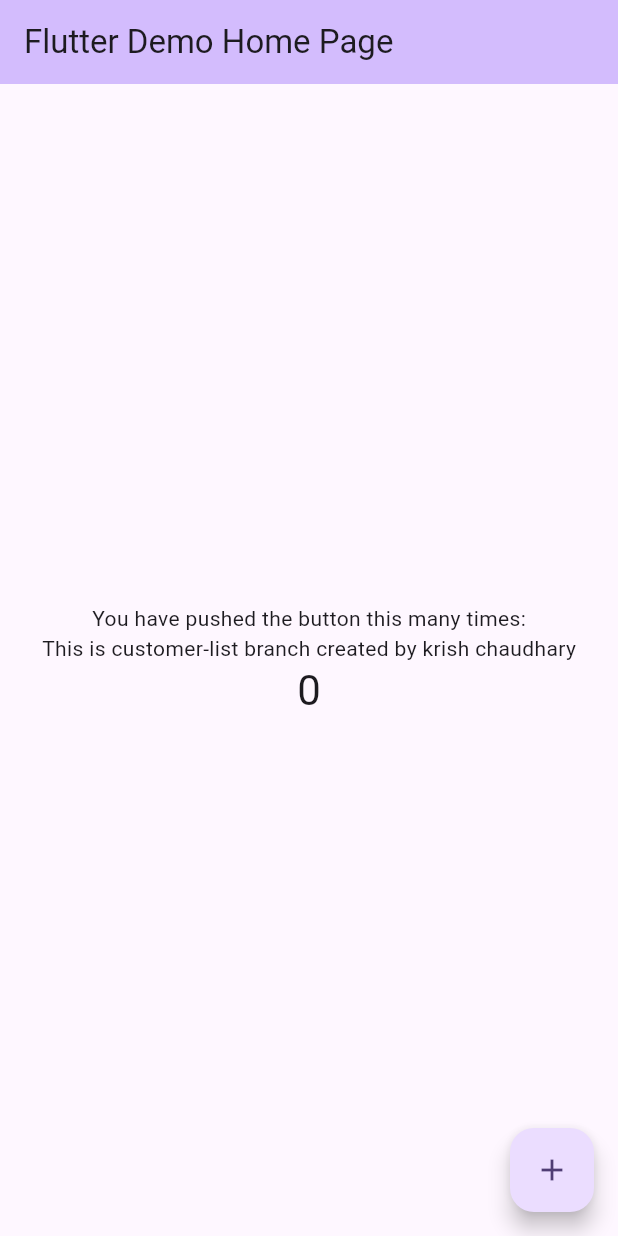
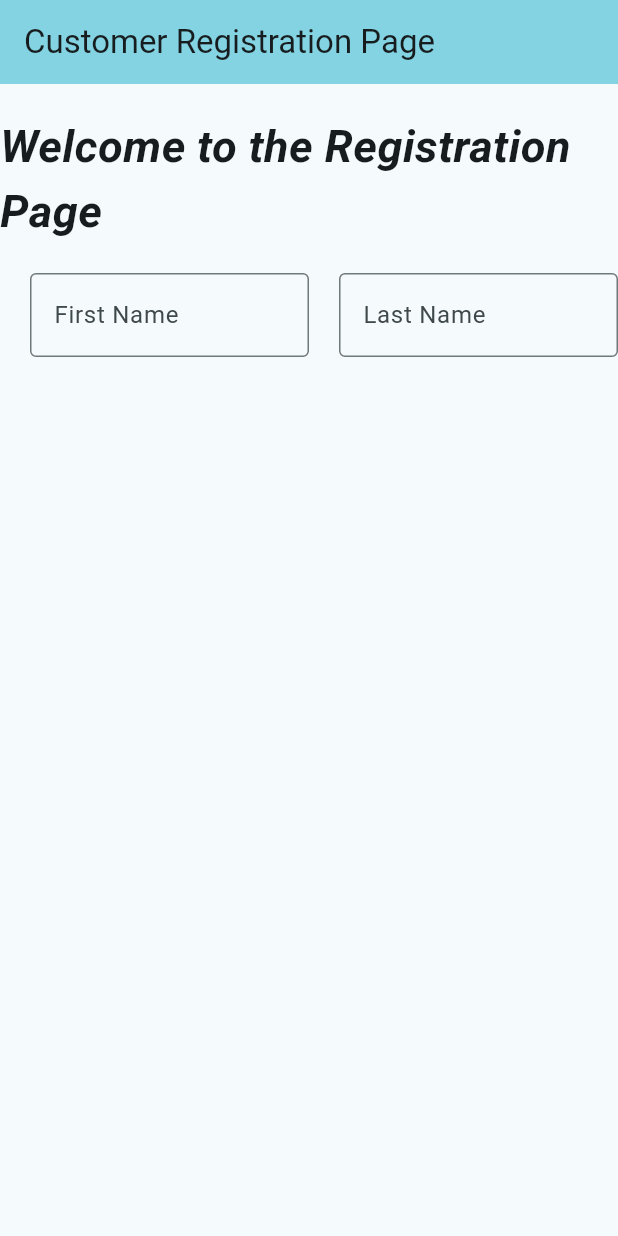
Before and after one commit to Krish14505/group_project, a Flutter app: the screen it shows after launch, on a phone screen of 412 x 824 dp. Run offline on Flutter 3.47's test engine with Material 3 defaults, Android fonts, the phone set to English and light mode, and no system bars; our stand-ins replace floor, sqflite; accounts and stored records are empty.

Commit message:
created the firstName and lastname TextField

```diff
--- a/lib/main.dart
+++ b/lib/main.dart
@@ -1,3 +1,4 @@
+import 'package:flutter/cupertino.dart';
 import 'package:flutter/material.dart';
 
 void main() {
@@ -12,14 +13,13 @@ class MyApp extends StatelessWidget {
   Widget build(BuildContext context) {
     return MaterialApp(
       title: 'Flutter Demo',
+      debugShowCheckedModeBanner: false,
       theme: ThemeData(
-        colorScheme: ColorScheme.fromSeed(seedColor: Colors.deepPurple),
+        colorScheme: ColorScheme.fromSeed(seedColor: Colors.cyan),
         useMaterial3: true,
       ),
-      home: const MyHomePage(title: 'Flutter Demo Home Page'),
+      home: const MyHomePage(title: 'Customer Registration Page'),
     );
-
-
 
   }
 }
@@ -35,13 +35,38 @@ class MyHomePage extends StatefulWidget {
 }
 
 class _MyHomePageState extends State<MyHomePage> {
-  int _counter = 0;
+ //variables should be defined here.
 
-  void _incrementCounter() {
-    setState(() {
-      _counter++;
-    });
+  ///declare all the variables used in the textfield.
+  late TextEditingController _firstName;
+  late TextEditingController _lastName;
+  late TextEditingController _email;
+  late TextEditingController _phoneNumber;
+  late TextEditingController _address;
+  late TextEditingController _birthday;
+
+  @override
+  void initState() {
+    super.initState(); // initialize all the late variables .
+    _firstName = TextEditingController();
+    _lastName = TextEditingController();
+    _email = TextEditingController();
+    _phoneNumber = TextEditingController();
+    _address = TextEditingController();
+    _birthday = TextEditingController();
   }
+
+  @override
+  void dispose() {
+    _firstName.dispose();
+    _lastName.dispose();
+    _email.dispose();
+    _phoneNumber.dispose();
+    _address.dispose();
+    _birthday.dispose();
+    super.dispose();
+  }
+
 
   @override
   Widget build(BuildContext context) {
@@ -53,24 +78,42 @@ class _MyHomePageState extends State<MyHomePage> {
       ),
       body: Center(
         child: Column(
-          mainAxisAlignment: MainAxisAlignment.center,
+          mainAxisAlignment: MainAxisAlignment.start,
           children: <Widget>[
-            const Text(
-              'You have pushed the button this many times:',
-            ),
-            const Text("This is customer-list branch created by krish chaudhary"),
-            Text(
-              '$_counter',
-              style: Theme.of(context).textTheme.headlineMedium,
-            ),
+
+            SizedBox(height: 20),
+              Text("Welcome to the Registration Page",style: TextStyle(fontSize: 30,fontWeight: FontWeight.bold,fontStyle: FontStyle.italic)),
+              SizedBox(height: 20),
+            ///first row for the customer last name and first name.
+            Row(
+              mainAxisAlignment: MainAxisAlignment.start,
+              children: [
+                SizedBox(width: 20),
+                //Text field for the first name.
+                Expanded(child: TextField(controller: _firstName,
+                    decoration: InputDecoration(
+                        hintText:"Enter Your First Name",
+                        border: OutlineInputBorder(),
+                        labelText: "First Name"
+                    )),
+                ),
+
+                //make some padding using the SizedBox
+                SizedBox(width: 20,),
+                //Text field for the last name
+                Expanded(child: TextField(controller: _lastName,
+                    decoration: InputDecoration(
+                        hintText:"Enter Your last Name",
+                        border: OutlineInputBorder(),
+                        labelText: "Last Name"
+                    )),)
+              ],
+            )
+
+
           ],
         ),
       ),
-      floatingActionButton: FloatingActionButton(
-        onPressed: _incrementCounter,
-        tooltip: 'Increment',
-        child: const Icon(Icons.add),
-      ), // This trailing comma makes auto-formatting nicer for build methods.
     );
   }
 }
```
